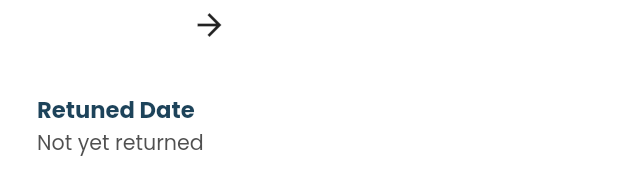
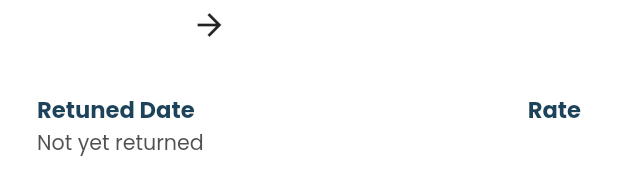
Before and after one commit to ijashuzain/wandering-wheels, a Flutter app: the BookingDetailSheet widget shown alone on an empty page, opened directly with empty values, on a phone screen of 412 x 824 dp. Shown: the part 398-593 px from the top of the screen. Run offline on Flutter 3.47's test engine with Material 2 defaults, Android fonts, the phone set to English and light mode, and no system bars; our stand-ins replace cloud_firestore, firebase_auth, firebase_core, firebase_storage, google_maps_flutter, image_picker and 4 more; accounts and stored records are empty.

Commit message:
Bugs Fixed, Rate Added

```diff
--- a/lib/models/booking_model.dart
+++ b/lib/models/booking_model.dart
@@ -17,6 +17,7 @@ class Booking {
   String? returnedDate;
   double? latitude;
   double? longitude;
+  String rate;
 
   Booking({
     required this.driverName,
@@ -34,6 +35,7 @@ class Booking {
     required this.returnedDate,
     this.latitude,
     this.longitude,
+    required this.rate,
   });
 
   Booking.fromJson(Map<String, dynamic> json)
@@ -51,7 +53,8 @@ class Booking {
         insuranceType = json['insuranceType'],
         latitude = json['latitude'] ?? 0,
         longitude = json['longitude'] ?? 0,
-        car = json['car'];
+        car = json['car'],
+        rate = json['rate'] ?? '';
 
   Map<String, dynamic> toJson() => {
         "pickup_date": pickupDate,
@@ -69,5 +72,6 @@ class Booking {
         "insuranceType": insuranceType,
         "latitude": latitude,
         "longitude": longitude,
+        'rate': rate,
       };
 }
--- a/lib/views/booking/booking_main.dart
+++ b/lib/views/booking/booking_main.dart
@@ -7,6 +7,8 @@ import 'package:wandering_wheels/providers/booking_provider.dart';
 import 'package:wandering_wheels/views/booking/booking_track.dart';
 import 'package:wandering_wheels/views/booking/widgets/booking_card.dart';
 import 'package:wandering_wheels/views/booking/widgets/booking_sheet.dart';
+
+import '../../constants/status.dart';
 
 class BookingAll extends StatefulWidget {
   static String routeName = '/rentals';
@@ -61,7 +63,7 @@ class _BookingAllState extends State<BookingAll> {
 
             if (provider.allBookings.isEmpty) {
               return const Center(
-                child: Text("No rentals found"),
+                child: Text("No bookings found"),
               );
             }
 
@@ -77,6 +79,14 @@ class _BookingAllState extends State<BookingAll> {
                       shrinkWrap: true,
                       itemCount: provider.allBookings.length,
                       itemBuilder: (context, index) {
+                        num payableAmount = 0;
+                        if(provider.allBookings[index].rate.isNotEmpty){
+                          payableAmount = int.parse(provider.allBookings[index].rate);
+                          if(provider.allBookings[index].status == BookingStatus.overdue){
+                            var dueDifference = DateTime.now().difference(DateTime.parse(provider.allBookings[index].returnDate)).inDays;
+                            payableAmount = payableAmount + (provider.allBookings[index].car!.rate * dueDifference);
+                          }
+                        }
                         return BookingCard(
                           driverName: provider.allBookings[index].driverName,
                           carName: provider.allBookings[index].car!.name,
@@ -85,6 +95,7 @@ class _BookingAllState extends State<BookingAll> {
                           status: provider.allBookings[index].status,
                           onTap: () {
                             showModalBottomSheet(
+                              isScrollControlled: true,
                               context: context,
                               shape: RoundedRectangleBorder(
                                 borderRadius: BorderRadius.circular(12.0),
@@ -92,6 +103,7 @@ class _BookingAllState extends State<BookingAll> {
                               builder: (context) => BookingDetailSheet(
                                 isManage: true,
                                 isLoading: provider.bookingUpdating,
+                                rate: payableAmount.toString(),
                                 driverName:
                                     provider.allBookings[index].driverName,
                                 carName: provider.allBookings[index].car!.name,
--- a/lib/views/booking/booking_my.dart
+++ b/lib/views/booking/booking_my.dart
@@ -5,6 +5,7 @@ import 'package:flutter/material.dart';
 import 'package:provider/provider.dart';
 import 'package:sizer/sizer.dart';
 import 'package:wandering_wheels/constants/colors.dart';
+import 'package:wandering_wheels/constants/status.dart';
 import 'package:wandering_wheels/providers/booking_provider.dart';
 import 'package:wandering_wheels/providers/car_provider.dart';
 import 'package:wandering_wheels/views/booking/booking_track.dart';
@@ -78,9 +79,7 @@ class _MyBookingState extends State<MyBooking> {
                         const Spacer(),
                         IconButton(
                           onPressed: () {
-                            context
-                                .read<BookingProvider>()
-                                .fetchMyBookings(context);
+                            context.read<BookingProvider>().fetchMyBookings(context);
                           },
                           icon: const Icon(Icons.refresh),
                         ),
@@ -109,6 +108,14 @@ class _MyBookingState extends State<MyBooking> {
                     child: ListView.builder(
                       itemCount: provider.myBookings.length,
                       itemBuilder: (context, index) {
+                        num payableAmount = 0;
+                        if(provider.myBookings[index].rate.isNotEmpty){
+                          payableAmount = int.parse(provider.myBookings[index].rate);
+                          if(provider.myBookings[index].status == BookingStatus.overdue){
+                            var dueDifference = DateTime.now().difference(DateTime.parse(provider.myBookings[index].returnDate)).inDays;
+                            payableAmount = payableAmount + (provider.myBookings[index].car!.rate * dueDifference);
+                          }
+                        }
                         return BookingCard(
                           driverName: provider.myBookings[index].driverName,
                           carName: provider.myBookings[index].car!.name,
@@ -117,63 +124,43 @@ class _MyBookingState extends State<MyBooking> {
                           status: provider.myBookings[index].status,
                           onTap: () {
                             showModalBottomSheet(
+                              isScrollControlled: true,
                               context: _scaffoldKey.currentState!.context,
                               shape: RoundedRectangleBorder(
                                 borderRadius: BorderRadius.circular(12.0),
                               ),
                               builder: (context) => BookingDetailSheet(
+                                rate: payableAmount.toString(),
                                 isLoading: provider.bookingUpdating,
-                                driverName:
-                                    provider.myBookings[index].driverName,
+                                driverName: provider.myBookings[index].driverName,
                                 carName: provider.myBookings[index].car!.name,
-                                driverEmail:
-                                    provider.myBookings[index].driverEmail,
-                                driverPhone:
-                                    provider.myBookings[index].driverPhone,
-                                driverPlace:
-                                    provider.myBookings[index].driverPlace,
-                                pickupDate:
-                                    provider.myBookings[index].pickupDate,
-                                returnDate:
-                                    provider.myBookings[index].returnDate,
+                                driverEmail: provider.myBookings[index].driverEmail,
+                                driverPhone: provider.myBookings[index].driverPhone,
+                                driverPlace: provider.myBookings[index].driverPlace,
+                                pickupDate: provider.myBookings[index].pickupDate,
+                                returnDate: provider.myBookings[index].returnDate,
                                 status: provider.myBookings[index].status,
-                                returnedDate:
-                                    provider.myBookings[index].returnedDate!,
+                                returnedDate: provider.myBookings[index].returnedDate!,
                                 carId: provider.myBookings[index].car!.id!,
                                 onTrack: () {
                                   Navigator.pop(context);
-                                  Navigator.pushNamed(
-                                      context, BookingTrack.routeName);
+                                  Navigator.pushNamed(context, BookingTrack.routeName);
                                 },
                                 onStatusUpdate: (val) async {
                                   log(val);
-                                  await context
-                                      .read<BookingProvider>()
-                                      .updateBookingStatus(
+                                  await context.read<BookingProvider>().updateBookingStatus(
                                         status: val,
-                                        id: provider
-                                            .myBookings[index].bookingId,
+                                        id: provider.myBookings[index].bookingId,
                                       );
-                                  Navigator.pop(
-                                      _scaffoldKey.currentState!.context);
-                                  await context
-                                      .read<BookingProvider>()
-                                      .fetchMyBookings(
-                                          _scaffoldKey.currentState!.context);
+                                  Navigator.pop(_scaffoldKey.currentState!.context);
+                                  await context.read<BookingProvider>().fetchMyBookings(_scaffoldKey.currentState!.context);
                                 },
                                 onDelete: () async {
-                                  await context
-                                      .read<BookingProvider>()
-                                      .deleteBooking(
-                                        id: provider
-                                            .myBookings[index].bookingId,
+                                  await context.read<BookingProvider>().deleteBooking(
+                                        id: provider.myBookings[index].bookingId,
                                       );
-                                  Navigator.pop(
-                                      _scaffoldKey.currentState!.context);
-                                  await context
-                                      .read<BookingProvider>()
-                                      .fetchMyBookings(
-                                          _scaffoldKey.currentState!.context);
+                                  Navigator.pop(_scaffoldKey.currentState!.context);
+                                  await context.read<BookingProvider>().fetchMyBookings(_scaffoldKey.currentState!.context);
                                 },
                               ),
                             );
--- a/lib/views/booking/widgets/booking_sheet.dart
+++ b/lib/views/booking/widgets/booking_sheet.dart
@@ -22,6 +22,7 @@ class BookingDetailSheet extends StatelessWidget {
   final String status;
   final Function(String) onStatusUpdate;
   final bool isLoading;
+  final String rate;
   final VoidCallback onDelete;
 
   BookingDetailSheet({
@@ -41,12 +42,13 @@ class BookingDetailSheet extends StatelessWidget {
     required this.onDelete,
     required this.returnedDate,
     required this.carId,
+    required this.rate,
   }) : super(key: key);
 
   @override
   Widget build(BuildContext context) {
     return Container(
-      height: 70.h,
+      height: 60.h,
       width: 100.w,
       decoration: const BoxDecoration(
         color: Colors.white,
@@ -141,9 +143,19 @@ class BookingDetailSheet extends StatelessWidget {
               ],
             ),
             SizedBox(height: 4.h),
-            RentalSheetData(
-              title: "Retuned Date",
-              value: returnedDate == '' ? "Not yet returned" : returnedDate,
+            Row(
+              children: [
+                RentalSheetData(
+                  title: "Retuned Date",
+                  value: returnedDate == '' ? "Not yet returned" : returnedDate,
+                ),
+                const Spacer(),
+                RentalSheetData(
+                  isRight: true,
+                  title: "Rate",
+                  value: rate,
+                ),
+              ],
             ),
             SizedBox(height: 2.h),
             Center(
```
Also changed, not shown: lib/providers/booking_provider.dart (+20 -7 lines), lib/views/car_details/car_booking.dart (+32 -17 lines), lib/views/car_details/car_details.dart (+13 -3 lines), lib/views/car_details/widgets/insurance_widget.dart (+12 -0 lines), lib/views/management/manage_home.dart (+6 -6 lines).
